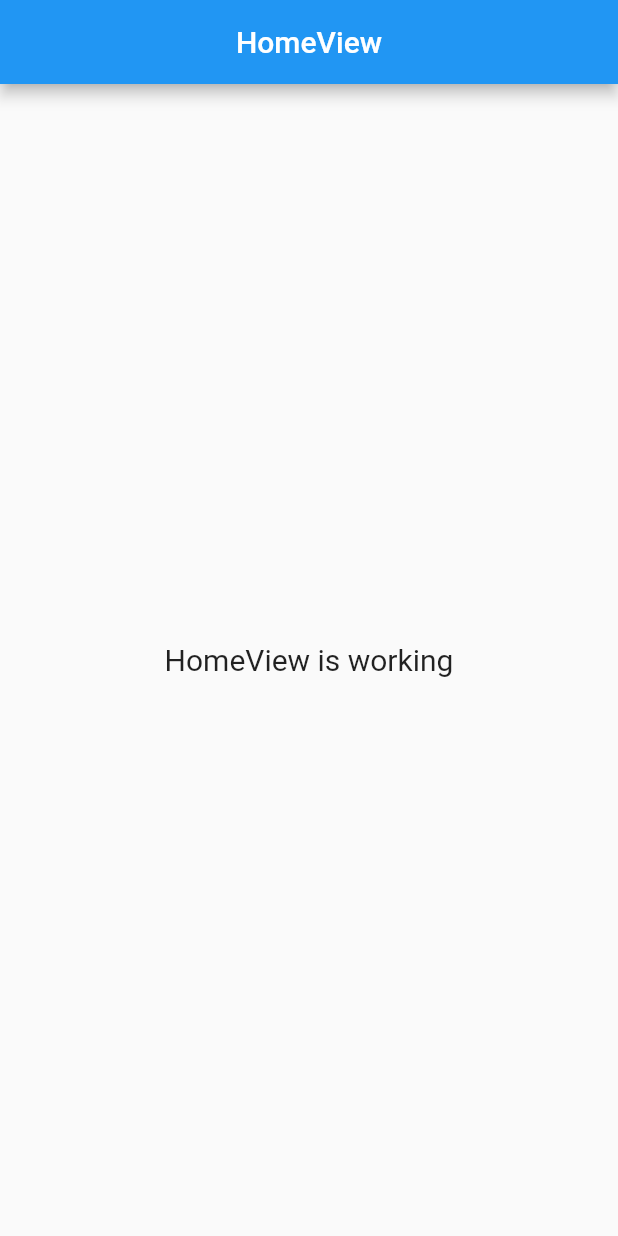
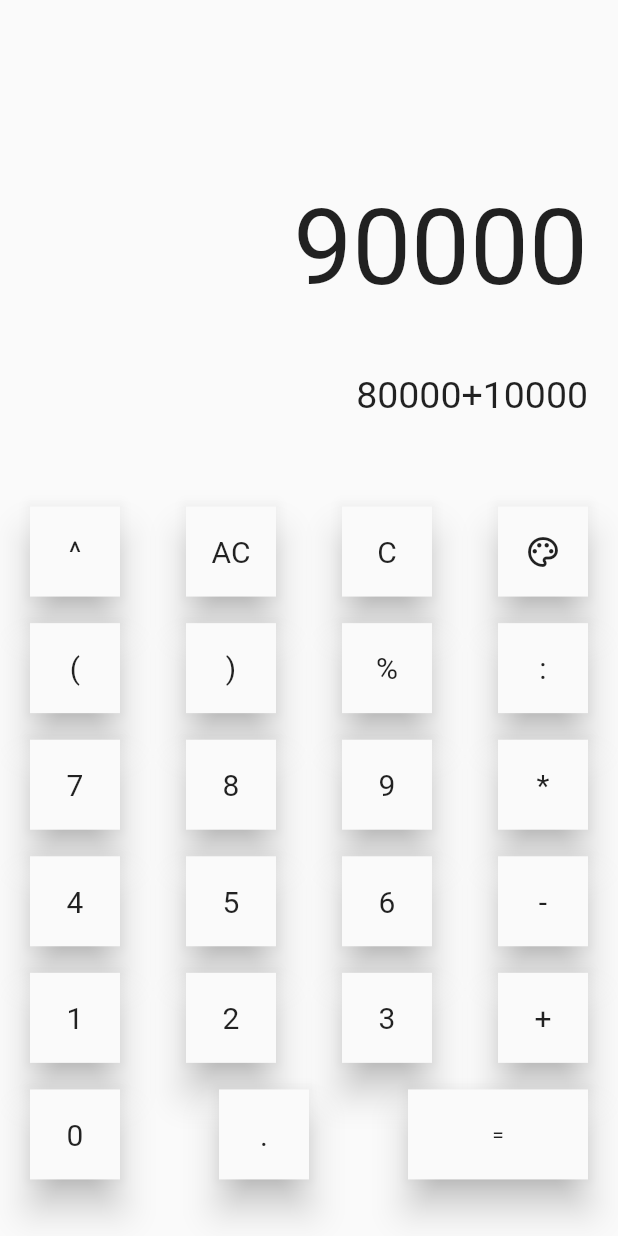
Before and after one commit to zhidtoms93/calculator, a Flutter app: the screen it shows after launch, on a phone screen of 412 x 824 dp. Run offline on Flutter 3.47's test engine with Material 2 defaults, Android fonts, the phone set to English and light mode, and no system bars; our stand-ins replace get.

Commit message:
UI DASAR

```diff
--- a/lib/app/modules/home/views/home_view.dart
+++ b/lib/app/modules/home/views/home_view.dart
@@ -8,14 +8,195 @@ class HomeView extends GetView<HomeController> {
   @override
   Widget build(BuildContext context) {
     return Scaffold(
-      appBar: AppBar(
-        title: Text('HomeView'),
-        centerTitle: true,
+        body: SafeArea(
+            child: Padding(
+      padding: const EdgeInsets.all(20),
+      child: Column(
+        children: [
+          Container(
+            width: double.infinity,
+            height: 300,
+            child: Column(
+              mainAxisAlignment: MainAxisAlignment.spaceEvenly,
+              crossAxisAlignment: CrossAxisAlignment.end,
+              children: [
+                SizedBox(
+                  height: 20,
+                ),
+                Text(
+                  "90000",
+                  style: TextStyle(
+                    fontSize: 70,
+                  ),
+                ),
+                Text(
+                  "80000+10000",
+                  style: TextStyle(
+                    fontSize: 25,
+                  ),
+                )
+              ],
+            ),
+          ),
+          Expanded(
+            child: Container(
+              width: double.infinity,
+              height: 450,
+              child: Column(
+                mainAxisAlignment: MainAxisAlignment.spaceEvenly,
+                children: [
+                  Row(
+                    mainAxisAlignment: MainAxisAlignment.spaceBetween,
+                    children: [
+                      ItemButtonCustom(
+                        text: "^",
+                      ),
+                      ItemButtonCustom(
+                        text: "AC",
+                      ),
+                      ItemButtonCustom(
+                        text: "C",
+                      ),
+                      Material(
+                        elevation: 10,
+                        child: InkWell(
+                          onTap: () {},
+                          child: Container(
+                            width: 60,
+                            height: 60,
+                            child: Center(
+                              child: Icon(Icons.color_lens_outlined),
+                            ),
+                          ),
+                        ),
+                      )
+                    ],
+                  ),
+                  Row(
+                    mainAxisAlignment: MainAxisAlignment.spaceBetween,
+                    children: [
+                      ItemButtonCustom(
+                        text: "(",
+                      ),
+                      ItemButtonCustom(
+                        text: ")",
+                      ),
+                      ItemButtonCustom(
+                        text: "%",
+                      ),
+                      ItemButtonCustom(
+                        text: ":",
+                      ),
+                    ],
+                  ),
+                  Row(
+                    mainAxisAlignment: MainAxisAlignment.spaceBetween,
+                    children: [
+                      ItemButtonCustom(
+                        text: "7",
+                      ),
+                      ItemButtonCustom(
+                        text: "8",
+                      ),
+                      ItemButtonCustom(
+                        text: "9",
+                      ),
+                      ItemButtonCustom(
+                        text: "*",
+                      ),
+                    ],
+                  ),
+                  Row(
+                    mainAxisAlignment: MainAxisAlignment.spaceBetween,
+                    children: [
+                      ItemButtonCustom(
+                        text: "4",
+                      ),
+                      ItemButtonCustom(
+                        text: "5",
+                      ),
+                      ItemButtonCustom(
+                        text: "6",
+                      ),
+                      ItemButtonCustom(
+                        text: "-",
+                      ),
+                    ],
+                  ),
+                  Row(
+                    mainAxisAlignment: MainAxisAlignment.spaceBetween,
+                    children: [
+                      ItemButtonCustom(
+                        text: "1",
+                      ),
+                      ItemButtonCustom(
+                        text: "2",
+                      ),
+                      ItemButtonCustom(
+                        text: "3",
+                      ),
+                      ItemButtonCustom(
+                        text: "+",
+                      ),
+                    ],
+                  ),
+                  Row(
+                    mainAxisAlignment: MainAxisAlignment.spaceBetween,
+                    children: [
+                      ItemButtonCustom(
+                        text: "0",
+                      ),
+                      ItemButtonCustom(
+                        text: ".",
+                      ),
+                      Material(
+                        elevation: 10,
+                        child: InkWell(
+                          onTap: () {},
+                          child: Container(
+                            width: 120,
+                            height: 60,
+                            child: Center(
+                              child: Text("="),
+                            ),
+                          ),
+                        ),
+                      )
+                    ],
+                  ),
+                ],
+              ),
+            ),
+          ),
+        ],
       ),
-      body: Center(
-        child: Text(
-          'HomeView is working',
-          style: TextStyle(fontSize: 20),
+    )));
+  }
+}
+
+class ItemButtonCustom extends StatelessWidget {
+  const ItemButtonCustom({
+    Key? key,
+    required this.text,
+  }) : super(key: key);
+
+  final String text;
+
+  @override
+  Widget build(BuildContext context) {
+    return Material(
+      elevation: 10,
+      child: InkWell(
+        onTap: () {},
+        child: Container(
+          width: 60,
+          height: 60,
+          child: Center(
+            child: Text(
+              text,
+              style: TextStyle(fontSize: 20),
+            ),
+          ),
         ),
       ),
     );
```
